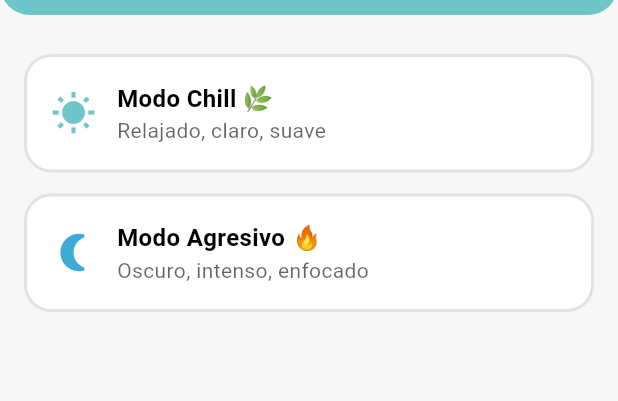
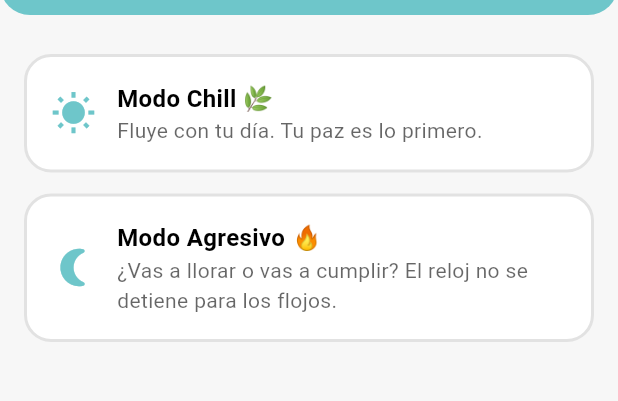
Before and after one commit to jbmquery/dailypartner, a Flutter app: the screen it shows once a user with an empty profile is signed in, after a tap on the "menu" icon, after a tap on "Temas", on a phone screen of 412 x 824 dp, the part 81-482 px from its top. Run offline on Flutter 3.47's test engine with Material 3 defaults, Android fonts, the phone set to English and light mode, and no system bars; our stand-ins replace cloud_firestore, firebase_auth, firebase_core, rxdart; accounts and stored records are empty.

Commit message:
Ya se esta haciendo con los colores que quiero

```diff
--- a/lib/pages/home_page.dart
+++ b/lib/pages/home_page.dart
@@ -85,6 +85,8 @@ class _HomePageState extends State<HomePage> {
                                     context: context,
                                     icon: Icons.repeat,
                                     label: "Repetitivas",
+                                    bgColor:
+                                        theme.colorScheme.secondary, // 🔥 azul
                                     onTap: () {
                                       Navigator.push(
                                         context,
@@ -103,6 +105,8 @@ class _HomePageState extends State<HomePage> {
                                     icon: Icons.play_arrow,
                                     label: "Iniciamos",
                                     enabled: botonActivo,
+                                    bgColor:
+                                        theme.colorScheme.primary, // 🔥 azul
                                     onTap: botonActivo
                                         ? () {
                                             Navigator.push(
@@ -151,16 +155,15 @@ Widget _actionButton({
   required BuildContext context,
   required IconData icon,
   required String label,
+  required Color bgColor, // 🔥 NUEVO
   VoidCallback? onTap,
   bool enabled = true,
 }) {
   final theme = Theme.of(context);
 
-  final backgroundColor = enabled
-      ? theme.colorScheme.primary
-      : theme.disabledColor;
+  final backgroundColor = enabled ? bgColor : theme.disabledColor;
 
-  final textColor = theme.colorScheme.onPrimary; // 🔥 clave para dark/light
+  final textColor = theme.colorScheme.onPrimary;
 
   return GestureDetector(
     onTap: onTap,
--- a/lib/pages/tema_page.dart
+++ b/lib/pages/tema_page.dart
@@ -141,7 +141,7 @@ class _TemaPageState extends State<TemaPage> {
                     modoCard(
                       context: context,
                       title: "Modo Chill 🌿",
-                      subtitle: "Relajado, claro, suave",
+                      subtitle: "Fluye con tu día. Tu paz es lo primero.",
                       value: "chill",
                       color: theme.colorScheme.primary, // 🔥 dinámico
                       icon: Icons.wb_sunny,
@@ -150,9 +150,10 @@ class _TemaPageState extends State<TemaPage> {
                     modoCard(
                       context: context,
                       title: "Modo Agresivo 🔥",
-                      subtitle: "Oscuro, intenso, enfocado",
+                      subtitle:
+                          "¿Vas a llorar o vas a cumplir? El reloj no se detiene para los flojos.",
                       value: "agresivo",
-                      color: theme.colorScheme.secondary, // 🔥 dinámico
+                      color: theme.colorScheme.primary, // 🔥 dinámico
                       icon: Icons.nightlight_round,
                     ),
                   ],
--- a/lib/widgets/app_navbar.dart
+++ b/lib/widgets/app_navbar.dart
@@ -25,7 +25,7 @@ class AppNavbar extends StatelessWidget {
     final auth = AuthService();
 
     final theme = Theme.of(context);
-    final primary = theme.colorScheme.primary;
+    final primary = theme.primaryColor;
     final onPrimary = theme.colorScheme.onPrimary;
 
     return FutureBuilder(
--- a/lib/widgets/app_sidebar.dart
+++ b/lib/widgets/app_sidebar.dart
@@ -20,7 +20,7 @@ class AppSidebar extends StatelessWidget {
             Container(
               padding: const EdgeInsets.fromLTRB(20, 60, 20, 30),
               decoration: BoxDecoration(
-                color: theme.colorScheme.primary,
+                color: theme.primaryColor,
                 borderRadius: const BorderRadius.only(
                   bottomLeft: Radius.circular(24),
                   bottomRight: Radius.circular(24),
--- a/lib/widgets/home/home_calendar.dart
+++ b/lib/widgets/home/home_calendar.dart
@@ -49,7 +49,7 @@ class HomeCalendarBar extends StatelessWidget {
   Widget build(BuildContext context) {
     final theme = Theme.of(context);
 
-    final primary = theme.colorScheme.primary;
+    final primary = theme.primaryColor;
     final onPrimary = theme.colorScheme.onPrimary;
 
     return Container(
@@ -100,7 +100,7 @@ class HomeCalendarBar extends StatelessWidget {
             child: Container(
               padding: const EdgeInsets.symmetric(horizontal: 14, vertical: 8),
               decoration: BoxDecoration(
-                color: theme.colorScheme.surface, // 🔥 dinámico correcto
+                color: theme.colorScheme.onPrimary, // 🔥 dinámico correcto
                 borderRadius: BorderRadius.circular(10),
               ),
               child: Text(
--- a/lib/widgets/home/miniquestions.dart
+++ b/lib/widgets/home/miniquestions.dart
@@ -135,7 +135,7 @@ class _MiniQuestionsState extends State<MiniQuestions> {
                 Icon(
                   isActive ? Icons.local_drink : Icons.local_drink_outlined,
                   color: isActive
-                      ? theme.colorScheme.primary
+                      ? Color(0xFF3DAAD8)
                       : theme.colorScheme.outline, // 🔥 dinámico
                   size: 40,
                 ),
```
Also changed, not shown: lib/pages/tareas_page.dart (+3 -4 lines), lib/theme/app_theme.dart (+14 -9 lines), lib/widgets/home/tareas_pendientes.dart (+26 -9 lines).
